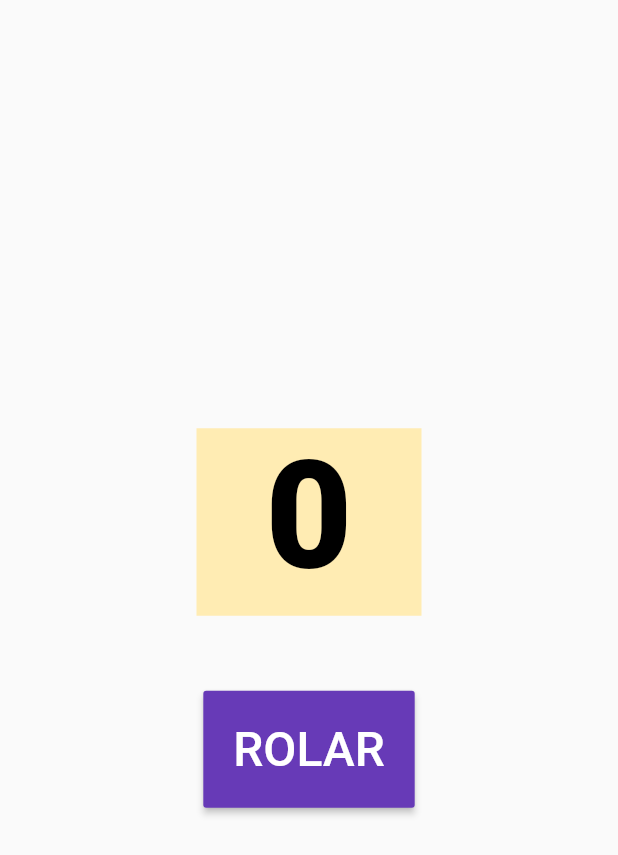
After one commit to cesarjuunior/IGOR, a Flutter app: the homePage screen opened directly, after a tap on "Rolar Dado", on a phone screen of 412 x 824 dp. The commit adds this screen. Shown: the top 855 px of the screen. Run offline on Flutter 3.47's test engine with Material 2 defaults, Android fonts, the phone set to English and light mode, and no system bars.

Commit message:
Adicionando um dado d12

```diff
--- /dev/null
+++ b/lib/pages/dice.dart
@@ -0,0 +1,81 @@
+import 'dart:math';
+import 'package:flutter/material.dart';
+
+class dice extends StatefulWidget {
+  //dice({Key key, this.title}) : super(key: key);
+
+  //final String title;
+
+  @override
+  _diceState createState() => new _diceState();
+}
+
+class _diceState extends State<dice> {
+  final double _buttonPadding = 20.0;
+  final double _buttonFontSize = 32.0;
+  final String _buttonFontFamily = "Roboto";
+  final FontWeight _buttonFontWeight = FontWeight.w500;
+  final Color _buttonFontColor = Color(0xFFffffff);
+
+  int _value = 0;
+  Random random = new Random();
+
+  void _roll(int max) {
+    int result = random.nextInt(max) + 1; // Range of 0-max
+    setState(() {
+      _value = result;
+    });
+    print("Resultado = $_value");
+
+  }
+
+
+  void _rollD12() {
+    _roll(12);
+  }
+
+  @override
+  Widget build(BuildContext context) {
+    return new Scaffold(
+      body: new Center(
+        child: new Column(
+            mainAxisAlignment: MainAxisAlignment.center,
+            crossAxisAlignment: CrossAxisAlignment.center,
+            children: <Widget>[
+              new Container(
+                height: 125,
+                width: 150,
+                color: Colors.amber[100],
+                child: Text("$_value",
+                    textAlign: TextAlign.center,
+                    style: new TextStyle(
+                        fontSize: 100.0,
+                        color: const Color(0xFF000000),
+                        fontWeight: FontWeight.w900,
+                        fontFamily: "Roboto")),
+              ),
+              Divider(
+                color: Colors.transparent,
+                height: 50,
+              ),
+              new Row(
+                  mainAxisAlignment: MainAxisAlignment.center,
+                  mainAxisSize: MainAxisSize.min,
+                  crossAxisAlignment: CrossAxisAlignment.center,
+                  children: <Widget>[
+                    new RaisedButton(
+                        onPressed: _rollD12,
+                        color: Colors.deepPurple,
+                        padding: EdgeInsets.all(_buttonPadding),
+                        child: new Text("ROLAR",
+                            style: new TextStyle(
+                                fontSize: _buttonFontSize,
+                                color: _buttonFontColor,
+                                fontWeight: _buttonFontWeight,
+                                fontFamily: _buttonFontFamily)))
+                  ]),
+            ]),
+      ),
+    );
+  }
+}
--- a/lib/pages/home.dart
+++ b/lib/pages/home.dart
@@ -1,6 +1,7 @@
 import 'package:flutter/material.dart';
 import 'package:igor/pages/criar.aventura.dart';
 import 'package:igor/pages/Infos.dart';
+import 'package:igor/pages/dice.dart';
 
 import 'cadastro.pessoa.dart';
 
@@ -125,6 +126,24 @@ class _homePageState extends State<homePage> {
             ),
           ),
       ),
+      body: Center(
+        child: Stack(
+          children: <Widget>[
+            RaisedButton(
+              shape: BeveledRectangleBorder(),
+              color: Colors.amberAccent,
+              child: Text("Rolar Dado"),
+              onPressed:() {
+                Navigator.push(
+                  context,
+                  MaterialPageRoute(
+                      builder: (context) => dice()),
+                );
+              },
+            ),
+          ],
+        ),
+      ),
       floatingActionButton: FloatingActionButton(
         onPressed: () {
           Navigator.push(
```
